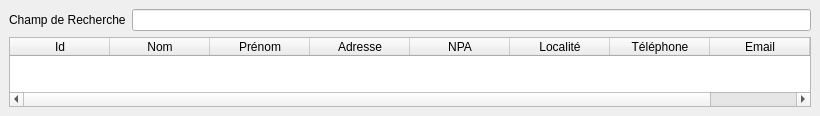
LPOdev/Sploks, file sploks/views/customers_list.ui: the form before one commit.
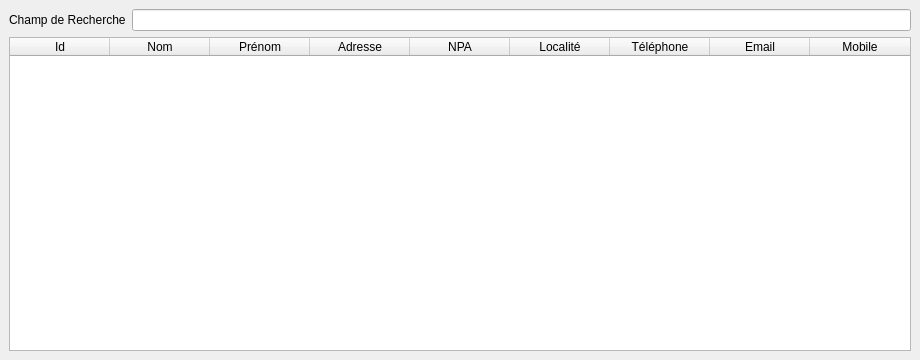
The form after the commit.

Commit message: T41 Refactorisation d'interfaces

What changed in the file:
```diff
--- a/sploks/views/customers_list.ui
+++ b/sploks/views/customers_list.ui
@@ -6,19 +6,51 @@
    <rect>
     <x>0</x>
     <y>0</y>
-    <width>820</width>
-    <height>89</height>
+    <width>920</width>
+    <height>360</height>
    </rect>
   </property>
+  <property name="minimumSize">
+   <size>
+    <width>920</width>
+    <height>0</height>
+   </size>
+  </property>
   <property name="windowTitle">
    <string>Customers</string>
   </property>
   <widget class="QWidget" name="centralwidget">
-   <layout class="QGridLayout" name="gridLayout">
-    <item row="3" column="0">
+   <layout class="QVBoxLayout" name="verticalLayout">
+    <item>
+     <layout class="QHBoxLayout" name="horizontalLayout">
+      <item>
+       <widget class="QLabel" name="label">
+        <property name="text">
+         <string>Champ de Recherche</string>
+        </property>
+       </widget>
+      </item>
+      <item>
+       <widget class="QLineEdit" name="lblSearchBox"/>
+      </item>
+     </layout>
+    </item>
+    <item>
      <widget class="QTableWidget" name="tableCustomers">
-      <property name="locale">
-       <locale language="French" country="Switzerland"/>
+      <property name="editTriggers">
+       <set>QAbstractItemView::NoEditTriggers</set>
+      </property>
+      <property name="alternatingRowColors">
+       <bool>true</bool>
+      </property>
+      <property name="selectionMode">
+       <enum>QAbstractItemView::SingleSelection</enum>
+      </property>
+      <property name="selectionBehavior">
+       <enum>QAbstractItemView::SelectRows</enum>
+      </property>
+      <property name="sortingEnabled">
+       <bool>true</bool>
       </property>
       <column>
        <property name="text">
@@ -67,20 +99,6 @@
       </column>
      </widget>
     </item>
-    <item row="0" column="0">
-     <layout class="QHBoxLayout" name="horizontalLayout">
-      <item>
-       <widget class="QLabel" name="label">
-        <property name="text">
-         <string>Champ de Recherche</string>
-        </property>
-       </widget>
-      </item>
-      <item>
-       <widget class="QLineEdit" name="lblSearchBox"/>
-      </item>
-     </layout>
-    </item>
    </layout>
   </widget>
  </widget>
```
Left out of the diff: 2 changed lines with no effect on the pictures. The commit also changes 6 other files.
